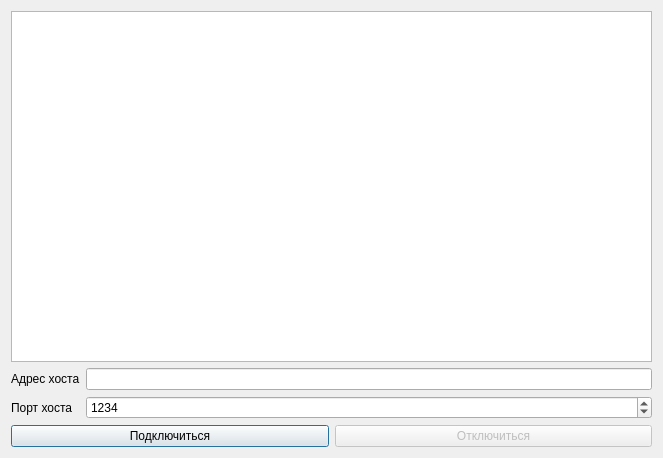
yutfut/messenger, file QTcp_client/dialog.ui: the form before one commit.
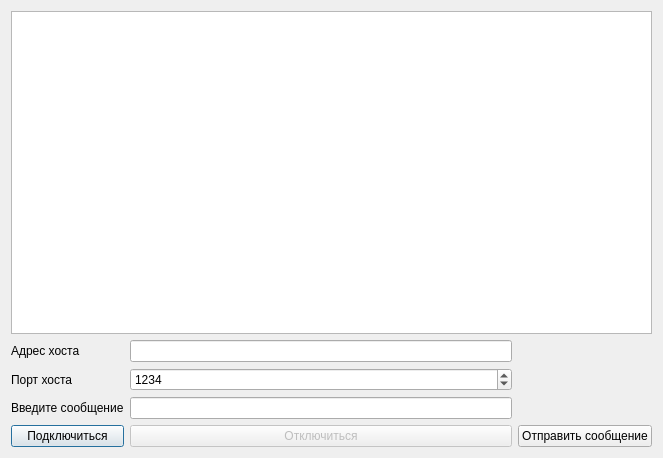
The form after the commit.

Patch:
```diff
--- a/QTcp_client/dialog.ui
+++ b/QTcp_client/dialog.ui
@@ -14,37 +14,72 @@
    <string>Lab2 client</string>
   </property>
   <layout class="QVBoxLayout" name="verticalLayout">
+   <item>
+    <layout class="QGridLayout" name="gridLayout_2"/>
+   </item>
+   <item>
+    <widget class="QTextBrowser" name="lwLog"/>
+   </item>
    <item>
     <layout class="QGridLayout" name="gridLayout">
-     <item row="0" column="0" colspan="2">
-      <widget class="QListWidget" name="lwLog">
-       <property name="resizeMode">
-        <enum>QListView::Adjust</enum>
+     <item row="3" column="0">
+      <widget class="QPushButton" name="pbConnect">
+       <property name="text">
+        <string>Подключиться</string>
        </property>
       </widget>
      </item>
-     <item row="1" column="0">
+     <item row="0" column="0">
       <widget class="QLabel" name="label">
        <property name="text">
         <string>Адрес хоста</string>
        </property>
       </widget>
      </item>
-     <item row="1" column="1">
-      <widget class="QLineEdit" name="leHost">
-       <property name="text">
-        <string/>
-       </property>
-      </widget>
-     </item>
      <item row="2" column="0">
+      <widget class="QLabel" name="label_3">
+       <property name="text">
+        <string>Введите сообщение</string>
+       </property>
+      </widget>
+     </item>
+     <item row="1" column="0">
       <widget class="QLabel" name="label_2">
        <property name="text">
         <string>Порт хоста</string>
        </property>
       </widget>
      </item>
+     <item row="3" column="2">
+      <widget class="QPushButton" name="pbt_Send">
+       <property name="text">
+        <string>Отправить сообщение</string>
+       </property>
+       <property name="autoDefault">
+        <bool>false</bool>
+       </property>
+       <property name="default">
+        <bool>false</bool>
+       </property>
+       <property name="flat">
+        <bool>false</bool>
+       </property>
+      </widget>
+     </item>
+     <item row="3" column="1">
+      <widget class="QPushButton" name="pbDisconnect">
+       <property name="enabled">
+        <bool>false</bool>
+       </property>
+       <property name="text">
+        <string>Отключиться</string>
+       </property>
+      </widget>
+     </item>
      <item row="2" column="1">
+      <widget class="QLineEdit" name="message_Edit"/>
+     </item>
+     <item row="1" column="1">
       <widget class="QSpinBox" name="sbPort">
        <property name="maximum">
         <number>65536</number>
@@ -54,24 +89,10 @@
        </property>
       </widget>
      </item>
-    </layout>
-   </item>
-   <item>
-    <layout class="QGridLayout" name="gridLayout_2">
-     <item row="0" column="0">
-      <widget class="QPushButton" name="pbConnect">
-       <property name="text">
-        <string>Подключиться</string>
-       </property>
-      </widget>
-     </item>
      <item row="0" column="1">
-      <widget class="QPushButton" name="pbDisconnect">
-       <property name="enabled">
-        <bool>false</bool>
-       </property>
+      <widget class="QLineEdit" name="leHost">
        <property name="text">
-        <string>Отключиться</string>
+        <string/>
        </property>
       </widget>
      </item>
```
